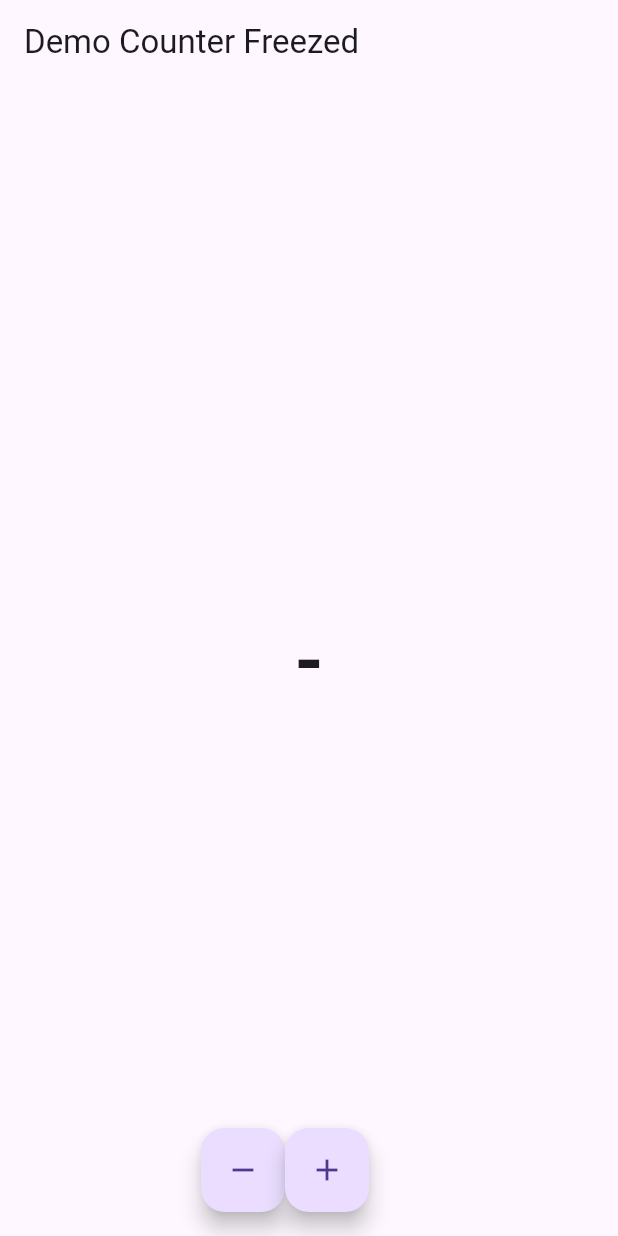
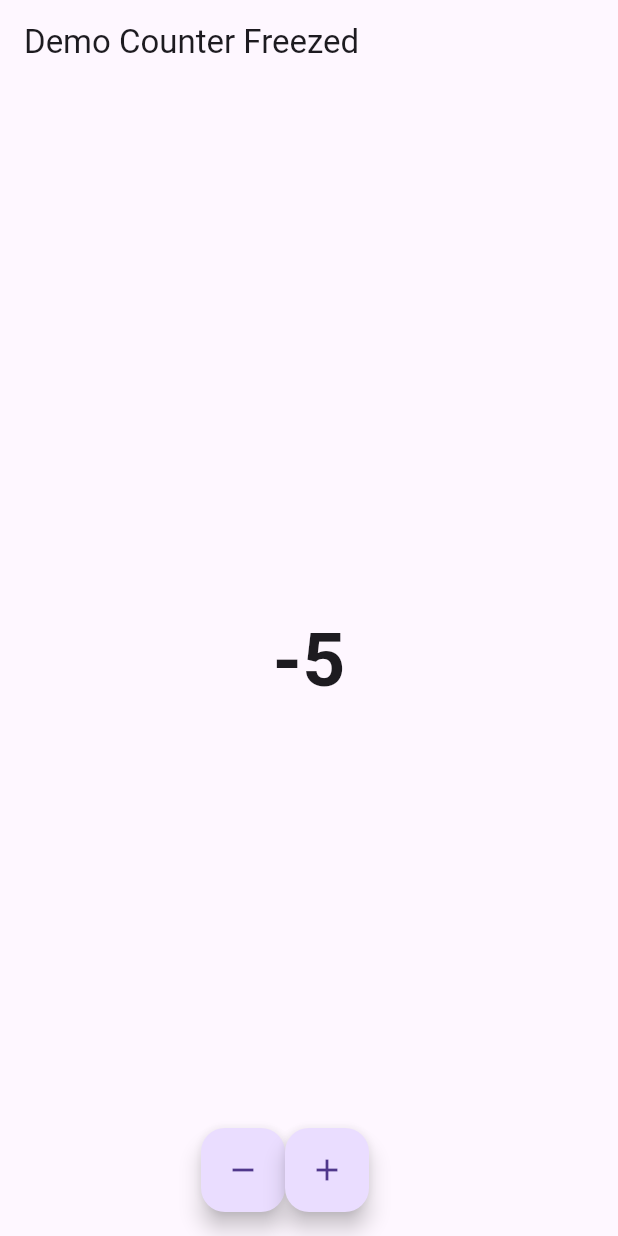
Before and after one commit to acan12/demo_flutter, a Flutter app: the screen it shows after launch, on a phone screen of 412 x 824 dp. Run offline on Flutter 3.47's test engine with Material 3 defaults, Android fonts, the phone set to English and light mode, and no system bars; our stand-ins replace bloc, equatable, flutter_bloc, freezed_annotation; generated files the repository leaves out were written again.

Commit message:
update fix bug counter logic using freezed for setup default value

```diff
--- a/lib/v2/bloc/freezed/counter_freezed_bloc.dart
+++ b/lib/v2/bloc/freezed/counter_freezed_bloc.dart
@@ -9,10 +9,10 @@ part 'counter_freezed_state.dart';
 
 class CounterFreezedBloc
     extends Bloc<CounterFreezedEvent, CounterFreezedState> {
-  CounterFreezedBloc() : super(const _Initial()) {
+  CounterFreezedBloc() : super(const _Initial(-5)) {
     on<CounterFreezedEvent>((event, emit) {
       emit(state.when(
-          initial: () => CounterFreezedState.running(0),
+          initial: (number) => CounterFreezedState.running(number+1),
           running: (number) {
             return event.when(
                 increament: () => CounterFreezedState.running(number + 1),
--- a/lib/v2/bloc/freezed/counter_freezed_state.dart
+++ b/lib/v2/bloc/freezed/counter_freezed_state.dart
@@ -2,7 +2,7 @@ part of 'counter_freezed_bloc.dart';
 
 @freezed
 class CounterFreezedState with _$CounterFreezedState {
-  const factory CounterFreezedState.initial() = _Initial;
+  const factory CounterFreezedState.initial(int defValue) = _Initial;
   const factory CounterFreezedState.running(int number) = _Running;
 
 }
--- a/lib/v2/counter_freezed_screen.dart
+++ b/lib/v2/counter_freezed_screen.dart
@@ -16,7 +16,7 @@ class CounterFreezedScreen extends StatelessWidget {
           builder: (context, state) {
             return Text(
               state
-                  .when(initial: () => '-', running: (number) => '$number')
+                  .when(initial: (defValue) => '$defValue', running: (number) => '$number')
                   .toString(),
               style: const TextStyle(fontSize: 50, fontWeight: FontWeight.bold),
             );
```
Also changed, not shown: 2 other files.
